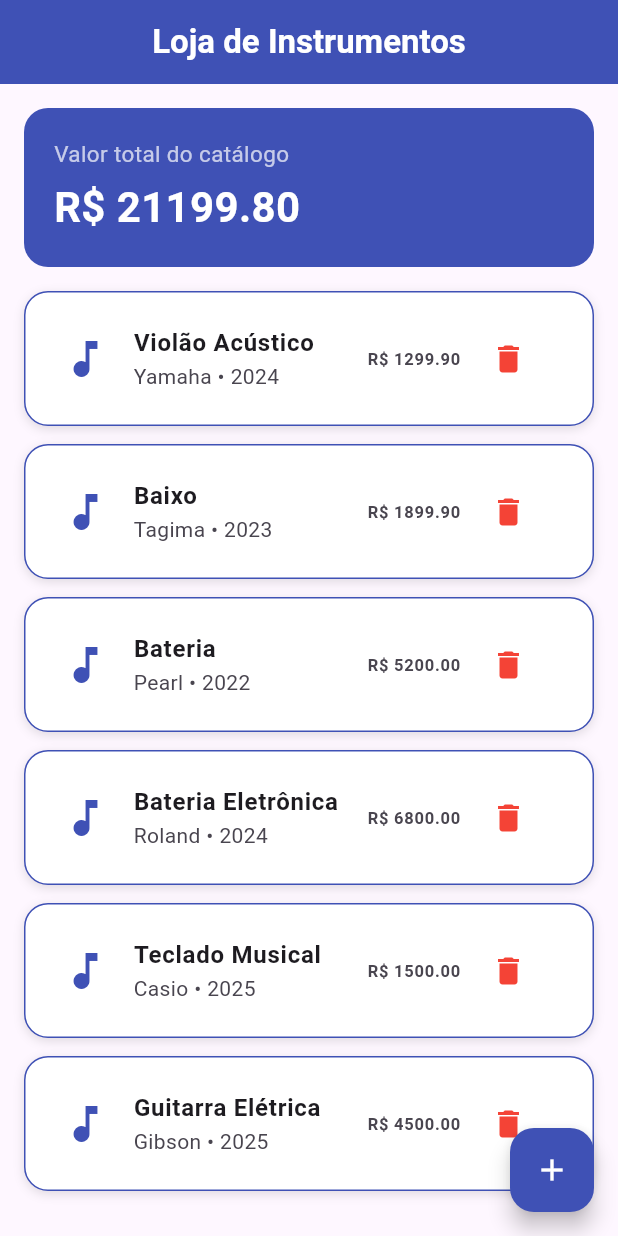
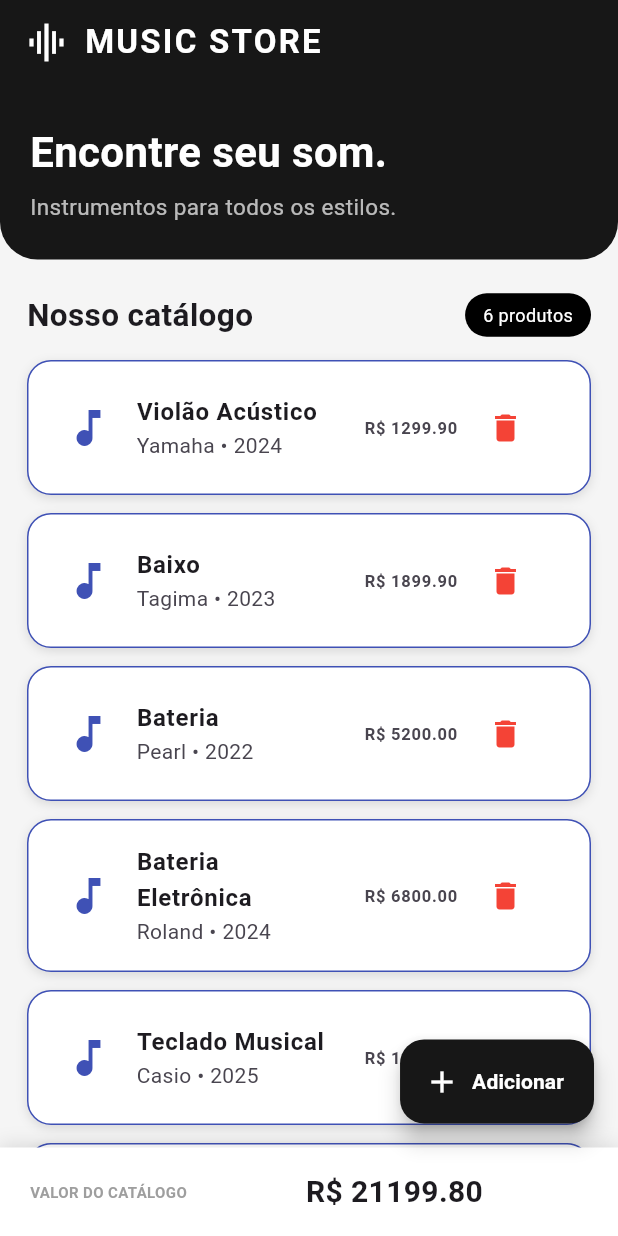
Before and after one commit to nicholascatelan/Trabalho_Dispositivos_Moveis, a Flutter app: the screen it shows after launch, on a phone screen of 412 x 824 dp. Run offline on Flutter 3.47's test engine with Material 3 defaults, Android fonts, the phone set to English and light mode, and no system bars.

Commit message:
refacctor: estilizando home_page

```diff
--- a/parte2_flutter/lib/screens/home_page.dart
+++ b/parte2_flutter/lib/screens/home_page.dart
@@ -91,7 +91,6 @@ class _HomePageState extends State<HomePage> {
     );
   }
 
-  // Abre a tela de cadastro
   Future<void> abrirCadastro() async {
     final novoInstrumento = await Navigator.of(context).push<Instrumento>(
       MaterialPageRoute(
@@ -106,7 +105,6 @@ class _HomePageState extends State<HomePage> {
     }
   }
 
-  // Exclui um instrumento
   void excluirInstrumento(Instrumento instrumento) {
     setState(() {
       catalogo.excluir(instrumento);
@@ -116,76 +114,114 @@ class _HomePageState extends State<HomePage> {
   @override
   Widget build(BuildContext context) {
     return Scaffold(
+      backgroundColor: const Color(0xFFF5F5F5),
+
       appBar: AppBar(
-        title: const Text(
-          'Loja de Instrumentos',
-          style: TextStyle(
-            fontWeight: FontWeight.bold,
-          ),
+        backgroundColor: const Color(0xFF171717),
+        foregroundColor: Colors.white,
+        elevation: 0,
+        title: const Row(
+          children: [
+            Icon(
+              Icons.graphic_eq,
+              size: 30,
+            ),
+            SizedBox(width: 10),
+            Text(
+              'MUSIC STORE',
+              style: TextStyle(
+                fontWeight: FontWeight.bold,
+                letterSpacing: 1.5,
+              ),
+            ),
+          ],
         ),
-        centerTitle: true,
-        backgroundColor: Colors.indigo,
-        foregroundColor: Colors.white,
       ),
 
       body: Column(
-        mainAxisAlignment: MainAxisAlignment.start,
         crossAxisAlignment: CrossAxisAlignment.stretch,
         children: [
+          // Cabeçalho da loja
           Container(
-            margin: const EdgeInsets.all(16),
-            padding: const EdgeInsets.all(20),
-
-            decoration: BoxDecoration(
-              color: Colors.indigo,
-              borderRadius: BorderRadius.circular(16),
+            padding: const EdgeInsets.fromLTRB(20, 25, 20, 25),
+            decoration: const BoxDecoration(
+              color: Color(0xFF171717),
+              borderRadius: BorderRadius.only(
+                bottomLeft: Radius.circular(25),
+                bottomRight: Radius.circular(25),
+              ),
             ),
-
-            child: Column(
+            child: const Column(
               crossAxisAlignment: CrossAxisAlignment.start,
               children: [
-                const Text(
-                  'Valor total do catálogo',
+                Text(
+                  'Encontre seu som.',
+                  style: TextStyle(
+                    color: Colors.white,
+                    fontSize: 28,
+                    fontWeight: FontWeight.bold,
+                  ),
+                ),
+                SizedBox(height: 6),
+                Text(
+                  'Instrumentos para todos os estilos.',
                   style: TextStyle(
                     color: Colors.white70,
                     fontSize: 15,
-                  ),
-                ),
-
-                const SizedBox(height: 5),
-
-                Text(
-                  'R\$ ${catalogo.valorTotal.toStringAsFixed(2)}',
-                  style: const TextStyle(
-                    color: Colors.white,
-                    fontSize: 28,
-                    fontWeight: FontWeight.bold,
                   ),
                 ),
               ],
             ),
           ),
 
+          // Informações do catálogo
+          Padding(
+            padding: const EdgeInsets.fromLTRB(18, 22, 18, 10),
+            child: Row(
+              mainAxisAlignment: MainAxisAlignment.spaceBetween,
+              children: [
+                const Text(
+                  'Nosso catálogo',
+                  style: TextStyle(
+                    fontSize: 21,
+                    fontWeight: FontWeight.bold,
+                  ),
+                ),
+
+                Container(
+                  padding: const EdgeInsets.symmetric(
+                    horizontal: 12,
+                    vertical: 6,
+                  ),
+                  decoration: BoxDecoration(
+                    color: Colors.black,
+                    borderRadius: BorderRadius.circular(20),
+                  ),
+                  child: Text(
+                    '${catalogo.quantidade} produtos',
+                    style: const TextStyle(
+                      color: Colors.white,
+                      fontSize: 12,
+                    ),
+                  ),
+                ),
+              ],
+            ),
+          ),
+
+          // Lista
           Expanded(
             child: ListView.builder(
+              padding: const EdgeInsets.fromLTRB(18, 5, 18, 110),
               itemCount: catalogo.instrumentos.length,
-
               itemBuilder: (context, index) {
                 final instrumento = catalogo.instrumentos[index];
 
-                return Padding(
-                  padding: const EdgeInsets.symmetric(
-                    horizontal: 16,
-                  ),
-
-                  child: InstrumentoCard(
-                    instrumento: instrumento,
-
-                    // Quando clicar na lixeira
-                    onExcluir: () {
-                      excluirInstrumento(instrumento);
-                    },
-                  ),
+                return InstrumentoCard(
+                  instrumento: instrumento,
+                  onExcluir: () {
+                    excluirInstrumento(instrumento);
+                  },
                 );
               },
             ),
@@ -193,11 +229,59 @@ class _HomePageState extends State<HomePage> {
         ],
       ),
 
-      floatingActionButton: FloatingActionButton(
+      // Total na parte inferior
+      bottomNavigationBar: Container(
+        padding: const EdgeInsets.fromLTRB(20, 15, 90, 15),
+        decoration: const BoxDecoration(
+          color: Colors.white,
+          boxShadow: [
+            BoxShadow(
+              color: Colors.black12,
+              blurRadius: 10,
+              offset: Offset(0, -2),
+            ),
+          ],
+        ),
+        child: Row(
+          mainAxisAlignment: MainAxisAlignment.spaceBetween,
+          children: [
+            const Column(
+              mainAxisSize: MainAxisSize.min,
+              crossAxisAlignment: CrossAxisAlignment.start,
+              children: [
+                Text(
+                  'VALOR DO CATÁLOGO',
+                  style: TextStyle(
+                    fontSize: 10,
+                    color: Colors.grey,
+                    fontWeight: FontWeight.bold,
+                  ),
+                ),
+              ],
+            ),
+
+            Text(
+              'R\$ ${catalogo.valorTotal.toStringAsFixed(2)}',
+              style: const TextStyle(
+                fontSize: 20,
+                fontWeight: FontWeight.bold,
+              ),
+            ),
+          ],
+        ),
+      ),
+
+      floatingActionButton: FloatingActionButton.extended(
         onPressed: abrirCadastro,
-        backgroundColor: Colors.indigo,
+        backgroundColor: const Color(0xFF171717),
         foregroundColor: Colors.white,
-        child: const Icon(Icons.add),
+        icon: const Icon(Icons.add),
+        label: const Text(
+          'Adicionar',
+          style: TextStyle(
+            fontWeight: FontWeight.bold,
+          ),
+        ),
       ),
     );
   }
```
